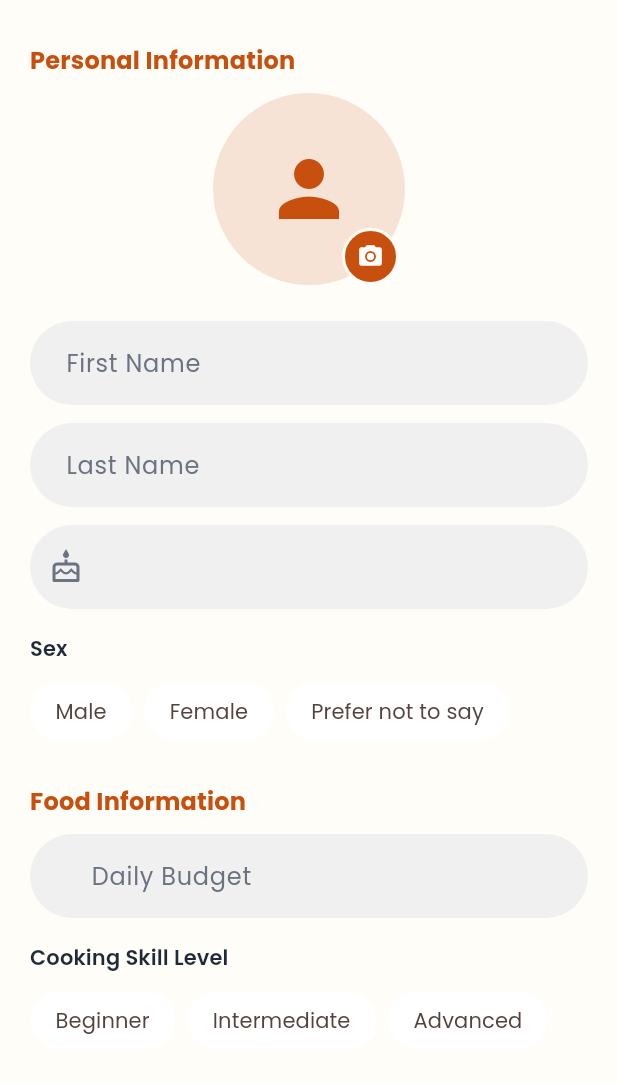
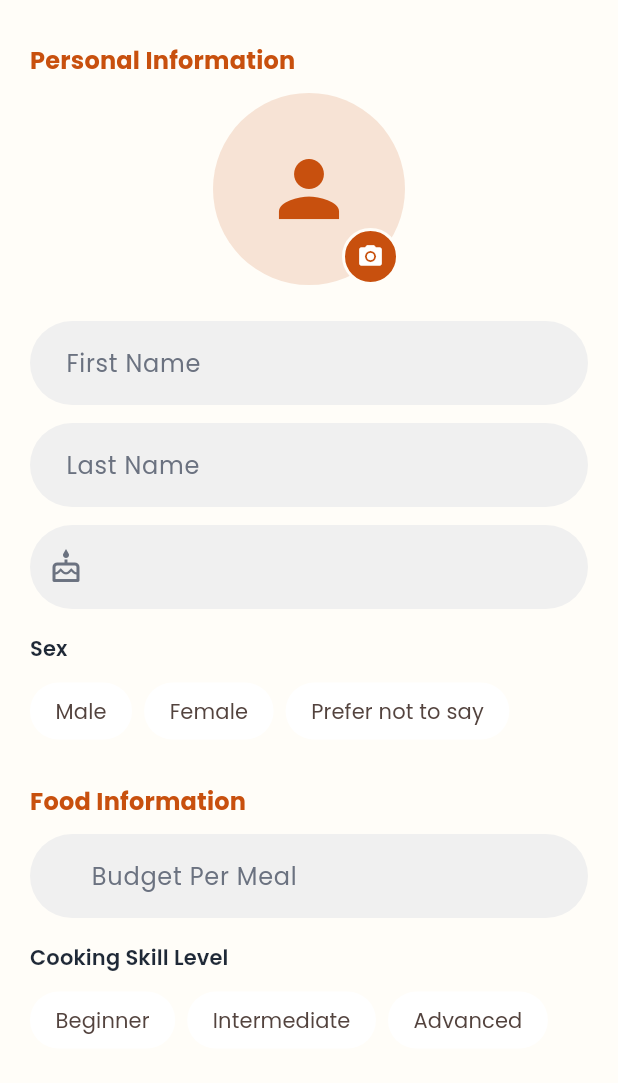
Before and after one commit to da-vincee09/TipidMeal-Frontend, a Flutter app: the ProfileSetupScreen screen opened by its route, on a phone screen of 412 x 824 dp, the part 153-1236 px from its top. Run offline on Flutter 3.47's test engine with Material 3 defaults, Android fonts, the phone set to English and light mode, and no system bars; our stand-ins replace cached_network_image, dio, flutter_dotenv, flutter_riverpod, go_router, image_picker and 2 more; accounts and stored records are empty; network calls fail.

Commit message:
Add: grocery list prices, daily budget to budget per meal, and secure password

```diff
--- a/lib/core/networks/api_constants.dart
+++ b/lib/core/networks/api_constants.dart
@@ -1,7 +1,7 @@
 class ApiConstants {
   ApiConstants._();
 
-  static const String baseUrl = 'http://192.168.254.100:8000/api/v1';
+  static const String baseUrl = 'http://127.0.0.0:8000/api/v1';
 
   static const String profiles = '/profiles';
   static const String profileMe = '/profiles/me';
--- a/lib/features/home/presentation/screens/home_screen.dart
+++ b/lib/features/home/presentation/screens/home_screen.dart
@@ -101,9 +101,9 @@ class _HomeScreenState extends ConsumerState<HomeScreen> {
                   Expanded(
                     child: _SummaryCard(
                       icon: Icons.payments_outlined,
-                      label: 'Daily Budget',
+                      label: 'Budget Per Meal',
                       value: profile != null
-                          ? formatPeso(profile.dailyBudget)
+                          ? formatPeso(profile.budgetPerMeal)
                           : '—',
                     ),
                   ),
--- a/lib/features/profile/data/models/profile_create_request.dart
+++ b/lib/features/profile/data/models/profile_create_request.dart
@@ -3,7 +3,7 @@ class ProfileCreateRequest {
   final String lastName;
   final DateTime dateOfBirth;
   final String sex;
-  final double dailyBudget;
+  final double budgetPerMeal;
   final String cookingSkillLevel;
   final String physicalActivityLevel;
   final List<String> foodAllergies;
@@ -15,7 +15,7 @@ class ProfileCreateRequest {
     required this.lastName,
     required this.dateOfBirth,
     required this.sex,
-    required this.dailyBudget,
+    required this.budgetPerMeal,
     required this.cookingSkillLevel,
     required this.physicalActivityLevel,
     this.foodAllergies = const [],
@@ -23,16 +23,13 @@ class ProfileCreateRequest {
     this.profileImageUrl,
   });
 
-  /// Converts this request into the JSON body FastAPI expects.
   Map<String, dynamic> toJson() {
     return {
       'first_name': firstName,
       'last_name': lastName,
-      // Date-only string, e.g. "2002-05-15", matching the backend's
-      // expected format for `date_of_birth`.
       'date_of_birth': dateOfBirth.toIso8601String().split('T').first,
       'sex': sex,
-      'daily_budget': dailyBudget,
+      'budget_per_meal': budgetPerMeal,
       'cooking_skill_level': cookingSkillLevel,
       'physical_activity_level': physicalActivityLevel,
       'food_allergies': foodAllergies,
@@ -46,7 +43,7 @@ class ProfileCreateRequest {
     String? lastName,
     DateTime? dateOfBirth,
     String? sex,
-    double? dailyBudget,
+    double? budgetPerMeal,
     String? cookingSkillLevel,
     String? physicalActivityLevel,
     List<String>? foodAllergies,
@@ -58,7 +55,7 @@ class ProfileCreateRequest {
       lastName: lastName ?? this.lastName,
       dateOfBirth: dateOfBirth ?? this.dateOfBirth,
       sex: sex ?? this.sex,
-      dailyBudget: dailyBudget ?? this.dailyBudget,
+      budgetPerMeal: budgetPerMeal ?? this.budgetPerMeal,
       cookingSkillLevel: cookingSkillLevel ?? this.cookingSkillLevel,
       physicalActivityLevel: physicalActivityLevel ?? this.physicalActivityLevel,
       foodAllergies: foodAllergies ?? this.foodAllergies,
@@ -70,5 +67,5 @@ class ProfileCreateRequest {
   @override
   String toString() =>
       'ProfileCreateRequest(firstName: $firstName, lastName: $lastName, '
-      'sex: $sex, dailyBudget: $dailyBudget)';
+      'sex: $sex, budgetPerMeal: $budgetPerMeal)';
 }
--- a/lib/features/profile/data/models/profile_model.dart
+++ b/lib/features/profile/data/models/profile_model.dart
@@ -9,7 +9,7 @@ class ProfileModel {
   final String lastName;
   final DateTime dateOfBirth;
   final String sex;
-  final double dailyBudget;
+  final double budgetPerMeal;
   final String cookingSkillLevel;
   final String physicalActivityLevel;
   final List<FoodAllergyModel> foodAllergies;
@@ -25,7 +25,7 @@ class ProfileModel {
     required this.lastName,
     required this.dateOfBirth,
     required this.sex,
-    required this.dailyBudget,
+    required this.budgetPerMeal,
     required this.cookingSkillLevel,
     required this.physicalActivityLevel,
     required this.foodAllergies,
@@ -34,10 +34,6 @@ class ProfileModel {
     required this.updatedAt,
   });
 
-  /// Builds a [ProfileModel] from the JSON object returned by FastAPI.
-  ///
-  /// Handles the nested `food_allergies` / `disliked_ingredients` lists by
-  /// delegating to their own `fromJson` factories.
   factory ProfileModel.fromJson(Map<String, dynamic> json) {
     return ProfileModel(
       id: json['id'] as String,
@@ -47,9 +43,7 @@ class ProfileModel {
       lastName: json['last_name'] as String,
       dateOfBirth: DateTime.parse(json['date_of_birth'] as String),
       sex: json['sex'] as String,
-      // dailyBudget may come back as an int or a double depending on how
-      // the backend serializes it, so we parse defensively.
-      dailyBudget: (json['daily_budget'] as num).toDouble(),
+      budgetPerMeal: (json['budget_per_meal'] as num).toDouble(),
       cookingSkillLevel: json['cooking_skill_level'] as String,
       physicalActivityLevel: json['physical_activity_level'] as String,
       foodAllergies: (json['food_allergies'] as List<dynamic>? ?? [])
@@ -65,11 +59,6 @@ class ProfileModel {
     );
   }
 
-  /// Converts this model back into a JSON-compatible map.
-  ///
-  /// You generally won't send a full [ProfileModel] back to the server
-  /// (use [ProfileCreateRequest]/[ProfileUpdateRequest] instead), but this
-  /// is useful for local caching/debugging.
   Map<String, dynamic> toJson() {
     return {
       'id': id,
@@ -79,7 +68,7 @@ class ProfileModel {
       'last_name': lastName,
       'date_of_birth': dateOfBirth.toIso8601String().split('T').first,
       'sex': sex,
-      'daily_budget': dailyBudget,
+      'budget_per_meal': budgetPerMeal,
       'cooking_skill_level': cookingSkillLevel,
       'physical_activity_level': physicalActivityLevel,
       'food_allergies': foodAllergies.map((e) => e.toJson()).toList(),
@@ -98,7 +87,7 @@ class ProfileModel {
     String? lastName,
     DateTime? dateOfBirth,
     String? sex,
-    double? dailyBudget,
+    double? budgetPerMeal,
     String? cookingSkillLevel,
     String? physicalActivityLevel,
     List<FoodAllergyModel>? foodAllergies,
@@ -114,7 +103,7 @@ class ProfileModel {
       lastName: lastName ?? this.lastName,
       dateOfBirth: dateOfBirth ?? this.dateOfBirth,
       sex: sex ?? this.sex,
-      dailyBudget: dailyBudget ?? this.dailyBudget,
+      budgetPerMeal: budgetPerMeal ?? this.budgetPerMeal,
       cookingSkillLevel: cookingSkillLevel ?? this.cookingSkillLevel,
       physicalActivityLevel: physicalActivityLevel ?? this.physicalActivityLevel,
       foodAllergies: foodAllergies ?? this.foodAllergies,
@@ -124,13 +113,12 @@ class ProfileModel {
     );
   }
 
-  /// Convenience getter for displaying the user's full name.
   String get fullName => '$firstName $lastName';
 
   @override
   String toString() =>
       'ProfileModel(id: $id, name: $fullName, sex: $sex, '
-      'dailyBudget: $dailyBudget, cookingSkillLevel: $cookingSkillLevel)';
+      'budgetPerMeal: $budgetPerMeal, cookingSkillLevel: $cookingSkillLevel)';
 
   @override
   bool operator ==(Object other) {
@@ -143,7 +131,7 @@ class ProfileModel {
         other.lastName == lastName &&
         other.dateOfBirth == dateOfBirth &&
         other.sex == sex &&
-        other.dailyBudget == dailyBudget &&
+        other.budgetPerMeal == budgetPerMeal &&
         other.cookingSkillLevel == cookingSkillLevel &&
         other.physicalActivityLevel == physicalActivityLevel &&
         _listEquals(other.foodAllergies, foodAllergies) &&
@@ -161,7 +149,7 @@ class ProfileModel {
         lastName,
         dateOfBirth,
         sex,
-        dailyBudget,
+        budgetPerMeal,
         cookingSkillLevel,
         physicalActivityLevel,
         Object.hashAll(foodAllergies),
--- a/lib/features/profile/data/models/profile_update_request.dart
+++ b/lib/features/profile/data/models/profile_update_request.dart
@@ -3,7 +3,7 @@ class ProfileUpdateRequest {
   final String? lastName;
   final DateTime? dateOfBirth;
   final String? sex;
-  final double? dailyBudget;
+  final double? budgetPerMeal;
   final String? cookingSkillLevel;
   final String? physicalActivityLevel;
   final List<String>? foodAllergies;
@@ -15,7 +15,7 @@ class ProfileUpdateRequest {
     this.lastName,
     this.dateOfBirth,
     this.sex,
-    this.dailyBudget,
+    this.budgetPerMeal,
     this.cookingSkillLevel,
     this.physicalActivityLevel,
     this.foodAllergies,
@@ -23,8 +23,6 @@ class ProfileUpdateRequest {
     this.profileImageUrl,
   });
 
-  /// Converts this request into the JSON body FastAPI expects, omitting
-  /// any field that wasn't changed (i.e. is still null).
   Map<String, dynamic> toJson() {
     return {
       if (firstName != null) 'first_name': firstName,
@@ -32,7 +30,7 @@ class ProfileUpdateRequest {
       if (dateOfBirth != null)
         'date_of_birth': dateOfBirth!.toIso8601String().split('T').first,
       if (sex != null) 'sex': sex,
-      if (dailyBudget != null) 'daily_budget': dailyBudget,
+      if (budgetPerMeal != null) 'budget_per_meal': budgetPerMeal,
       if (cookingSkillLevel != null)
         'cooking_skill_level': cookingSkillLevel,
       if (physicalActivityLevel != null)
@@ -49,7 +47,7 @@ class ProfileUpdateRequest {
     String? lastName,
     DateTime? dateOfBirth,
     String? sex,
-    double? dailyBudget,
+    double? budgetPerMeal,
     String? cookingSkillLevel,
     String? physicalActivityLevel,
     List<String>? foodAllergies,
@@ -61,7 +59,7 @@ class ProfileUpdateRequest {
       lastName: lastName ?? this.lastName,
       dateOfBirth: dateOfBirth ?? this.dateOfBirth,
       sex: sex ?? this.sex,
-      dailyBudget: dailyBudget ?? this.dailyBudget,
+      budgetPerMeal: budgetPerMeal ?? this.budgetPerMeal,
       cookingSkillLevel: cookingSkillLevel ?? this.cookingSkillLevel,
       physicalActivityLevel: physicalActivityLevel ?? this.physicalActivityLevel,
       foodAllergies: foodAllergies ?? this.foodAllergies,
@@ -70,8 +68,6 @@ class ProfileUpdateRequest {
     );
   }
 
-  /// True if no fields have been set — useful to short-circuit an update
-  /// call and avoid sending an empty PUT request.
   bool get isEmpty => toJson().isEmpty;
 
   @override
--- a/lib/features/profile/presentation/screens/profile_screen.dart
+++ b/lib/features/profile/presentation/screens/profile_screen.dart
@@ -27,7 +27,7 @@ class _ProfileScreenState extends ConsumerState<ProfileScreen> {
       lastName: data.lastName,
       dateOfBirth: data.dateOfBirth,
       sex: data.sex,
-      dailyBudget: data.dailyBudget,
+      budgetPerMeal: data.budgetPerMeal,
       cookingSkillLevel: data.cookingSkillLevel,
       physicalActivityLevel: data.physicalActivityLevel,
       foodAllergies: data.foodAllergies,
@@ -278,7 +278,7 @@ class _ProfileView extends StatelessWidget {
           _row(context, 'Full Name', profile.fullName),
           _row(context, 'Date of Birth', _formatDate(profile.dateOfBirth)),
           _row(context, 'Sex', profile.sex),
-          _row(context, 'Daily Budget', formatPeso(profile.dailyBudget)),
+          _row(context, 'Budget Per Meal', formatPeso(profile.budgetPerMeal)),
           _row(context, 'Cooking Skill Level', ProfileOptions.skillLabel(profile.cookingSkillLevel)),
           _row(context, 'Physical Activity Level', ProfileOptions.activityLabel(profile.physicalActivityLevel)),
           _chipList(
--- a/lib/features/profile/presentation/screens/profile_setup_screen.dart
+++ b/lib/features/profile/presentation/screens/profile_setup_screen.dart
@@ -22,7 +22,7 @@ class ProfileSetupScreen extends ConsumerWidget {
       lastName: data.lastName,
       dateOfBirth: data.dateOfBirth,
       sex: data.sex,
-      dailyBudget: data.dailyBudget,
+      budgetPerMeal: data.budgetPerMeal,
       cookingSkillLevel: data.cookingSkillLevel,
       physicalActivityLevel: data.physicalActivityLevel,
       foodAllergies: data.foodAllergies,
--- a/lib/features/profile/presentation/widgets/profile_form.dart
+++ b/lib/features/profile/presentation/widgets/profile_form.dart
@@ -12,7 +12,7 @@ class ProfileFormData {
   final String lastName;
   final DateTime dateOfBirth;
   final String sex;
-  final double dailyBudget;
+  final double budgetPerMeal;
   final String cookingSkillLevel;
   final String physicalActivityLevel;
   final List<String> foodAllergies;
@@ -24,7 +24,7 @@ class ProfileFormData {
     required this.lastName,
     required this.dateOfBirth,
     required this.sex,
-    required this.dailyBudget,
+    required this.budgetPerMeal,
     required this.cookingSkillLevel,
     required this.physicalActivityLevel,
     required this.foodAllergies,
@@ -54,7 +54,7 @@ class ProfileForm extends StatefulWidget {
 class _ProfileFormState extends State<ProfileForm> {
   late final TextEditingController _firstNameController;
   late final TextEditingController _lastNameController;
-  late final TextEditingController _dailyBudgetController;
+  late final TextEditingController _budgetPerMealController;
 
   DateTime? _dateOfBirth;
   String? _sex;
@@ -85,8 +85,8 @@ class _ProfileFormState extends State<ProfileForm> {
 
     _firstNameController = TextEditingController(text: p?.firstName ?? '');
     _lastNameController = TextEditingController(text: p?.lastName ?? '');
-    _dailyBudgetController = TextEditingController(
-      text: p != null ? p.dailyBudget.toStringAsFixed(2) : '',
+    _budgetPerMealController = TextEditingController(
+      text: p != null ? p.budgetPerMeal.toStringAsFixed(2) : '',
     );
 
     _dateOfBirth = p?.dateOfBirth;
@@ -102,7 +102,7 @@ class _ProfileFormState extends State<ProfileForm> {
   void dispose() {
     _firstNameController.dispose();
     _lastNameController.dispose();
-    _dailyBudgetController.dispose();
+    _budgetPerMealController.dispose();
     super.dispose();
   }
 
@@ -232,7 +232,7 @@ class _ProfileFormState extends State<ProfileForm> {
 
     final firstName = _firstNameController.text.trim();
     final lastName = _lastNameController.text.trim();
-    final budgetText = _dailyBudgetController.text.trim();
+    final budgetText = _budgetPerMealController.text.trim();
 
     if (firstName.length < 2) {
       context.showSnackBar(
@@ -260,10 +260,10 @@ class _ProfileFormState extends State<ProfileForm> {
       return;
     }
 
-    final dailyBudget = double.tryParse(budgetText);
-    if (dailyBudget == null || dailyBudget <= 0) {
+    final budgetPerMeal = double.tryParse(budgetText);
+    if (budgetPerMeal == null || budgetPerMeal <= 0) {
       context.showSnackBar(
-        'Please enter a valid daily budget.',
+        'Please enter a valid budget per meal.',
         isError: true,
       );
       return;
@@ -291,7 +291,7 @@ class _ProfileFormState extends State<ProfileForm> {
         lastName: lastName,
         dateOfBirth: _dateOfBirth!,
         sex: _sex!,
-        dailyBudget: dailyBudget,
+        budgetPerMeal: budgetPerMeal,
         cookingSkillLevel: _cookingSkillLevel!,
         physicalActivityLevel: _physicalActivityLevel!,
         foodAllergies: _selectedAllergies.toList(),
@@ -402,10 +402,10 @@ class _ProfileFormState extends State<ProfileForm> {
         _sectionTitle('Food Information'),
 
         TextField(
-          controller: _dailyBudgetController,
+          controller: _budgetPerMealController,
           keyboardType: const TextInputType.numberWithOptions(decimal: true),
           textInputAction: TextInputAction.done,
-          decoration: _fieldDecoration('Daily Budget', prefixText: '₱ '),
+          decoration: _fieldDecoration('Budget Per Meal', prefixText: '₱ '),
         ),
         const SizedBox(height: 16),
 
```
Also changed, not shown: lib/core/utils/password_validator.dart (added, +59 -0 lines), lib/core/widgets/password_requirements.dart (added, +174 -0 lines), lib/features/authentication/presentation/screens/register_screen.dart (+35 -2 lines), lib/features/grocery_list/data/models/grocery_list_model.dart (+33 -2 lines), lib/features/grocery_list/presentation/screens/grocery_list_screen.dart (+13 -0 lines), lib/features/grocery_list/presentation/widgets/grocery_list_item_card.dart (+118 -29 lines), 1 other file.
